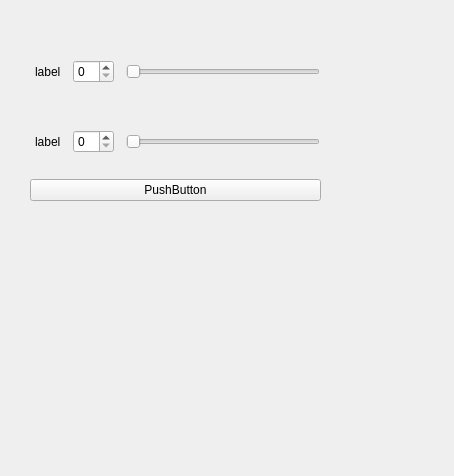
Qt form python/untitled.ui (pereguy/Bitlet_Gui) before a commit.
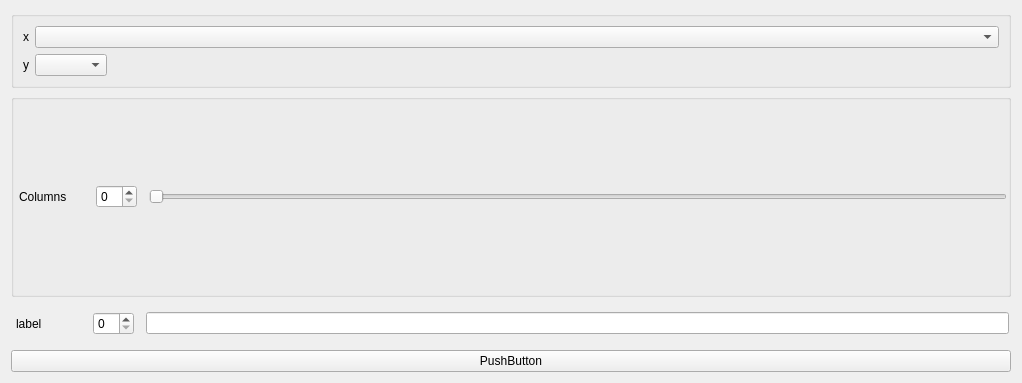
The same form after that commit. Custom widgets are drawn as their Qt base class.

Commit message: docked params

What changed in the file:
```diff
--- a/python/untitled.ui
+++ b/python/untitled.ui
@@ -6,78 +6,43 @@
    <rect>
     <x>0</x>
     <y>0</y>
-    <width>454</width>
-    <height>476</height>
+    <width>1022</width>
+    <height>383</height>
    </rect>
   </property>
+  <property name="sizePolicy">
+   <sizepolicy hsizetype="Preferred" vsizetype="Preferred">
+    <horstretch>0</horstretch>
+    <verstretch>0</verstretch>
+   </sizepolicy>
+  </property>
+  <property name="sizeIncrement">
+   <size>
+    <width>0</width>
+    <height>0</height>
+   </size>
+  </property>
   <property name="windowTitle">
    <string>Form</string>
   </property>
-  <widget class="QWidget" name="verticalLayoutWidget">
-   <property name="geometry">
-    <rect>
-     <x>30</x>
-     <y>40</y>
-     <width>291</width>
-     <height>161</height>
-    </rect>
-   </property>
-   <layout class="QVBoxLayout" name="verticalLayout_2">
-    <item>
-     <widget class="param" name="gridWidget_3" native="true">
-      <layout class="QGridLayout" name="gridLayout_5" columnstretch="0,0,0">
-       <property name="sizeConstraint">
-        <enum>QLayout::SetDefaultConstraint</enum>
-       </property>
-       <property name="leftMargin">
-        <number>5</number>
-       </property>
-       <property name="rightMargin">
-        <number>1</number>
-       </property>
-       <property name="horizontalSpacing">
-        <number>12</number>
-       </property>
-       <item row="0" column="1">
-        <widget class="QSpinBox" name="spinBox_5"/>
-       </item>
-       <item row="0" column="0">
-        <widget class="QLabel" name="label_5">
-         <property name="sizeIncrement">
-          <size>
-           <width>8</width>
-           <height>0</height>
-          </size>
-         </property>
-         <property name="text">
-          <string>label</string>
-         </property>
-        </widget>
-       </item>
-       <item row="0" column="2">
-        <widget class="QSlider" name="horizontalSlider_5">
-         <property name="minimum">
-          <number>1</number>
-         </property>
-         <property name="orientation">
-          <enum>Qt::Horizontal</enum>
-         </property>
-        </widget>
-       </item>
-      </layout>
-     </widget>
-    </item>
-    <item>
+  <layout class="QGridLayout" name="gridLayout">
+   <item row="2" column="0">
      <widget class="param" name="gridWidget_4" native="true">
+     <property name="sizePolicy">
+      <sizepolicy hsizetype="Preferred" vsizetype="Preferred">
+       <horstretch>0</horstretch>
+       <verstretch>0</verstretch>
+      </sizepolicy>
+     </property>
       <layout class="QGridLayout" name="gridLayout_6" columnstretch="0,0,0">
        <property name="sizeConstraint">
-        <enum>QLayout::SetDefaultConstraint</enum>
+       <enum>QLayout::SetMinAndMaxSize</enum>
        </property>
        <property name="leftMargin">
         <number>5</number>
        </property>
        <property name="rightMargin">
-        <number>1</number>
+       <number>2</number>
        </property>
        <property name="horizontalSpacing">
         <number>12</number>
@@ -85,15 +50,20 @@
        <item row="0" column="1">
         <widget class="QSpinBox" name="spinBox_6"/>
        </item>
-       <item row="0" column="2">
-        <widget class="QSlider" name="horizontalSlider_6">
-         <property name="orientation">
-          <enum>Qt::Horizontal</enum>
-         </property>
-        </widget>
-       </item>
        <item row="0" column="0">
         <widget class="QLabel" name="label_6">
+        <property name="sizePolicy">
+         <sizepolicy hsizetype="Preferred" vsizetype="Preferred">
+          <horstretch>0</horstretch>
+          <verstretch>0</verstretch>
+         </sizepolicy>
+        </property>
+        <property name="minimumSize">
+         <size>
+          <width>65</width>
+          <height>0</height>
+         </size>
+        </property>
          <property name="sizeIncrement">
           <size>
            <width>8</width>
@@ -105,18 +75,124 @@
          </property>
         </widget>
        </item>
+      <item row="0" column="2">
+       <widget class="QLineEdit" name="lineEdit"/>
+      </item>
       </layout>
      </widget>
     </item>
-    <item>
+   <item row="3" column="0">
      <widget class="QPushButton" name="pushButton">
       <property name="text">
        <string>PushButton</string>
       </property>
      </widget>
     </item>
-   </layout>
-  </widget>
+   <item row="0" column="0">
+    <widget class="QGroupBox" name="">
+     <layout class="QFormLayout" name="formLayout">
+      <property name="fieldGrowthPolicy">
+       <enum>QFormLayout::ExpandingFieldsGrow</enum>
+      </property>
+      <item row="0" column="0">
+       <widget class="QLabel" name="label">
+        <property name="sizePolicy">
+         <sizepolicy hsizetype="Preferred" vsizetype="Preferred">
+          <horstretch>0</horstretch>
+          <verstretch>0</verstretch>
+         </sizepolicy>
+        </property>
+        <property name="lineWidth">
+         <number>10</number>
+        </property>
+        <property name="midLineWidth">
+         <number>10</number>
+        </property>
+        <property name="text">
+         <string>x</string>
+        </property>
+       </widget>
+      </item>
+      <item row="0" column="1">
+       <widget class="QComboBox" name="comboBox">
+        <property name="sizePolicy">
+         <sizepolicy hsizetype="Expanding" vsizetype="Fixed">
+          <horstretch>0</horstretch>
+          <verstretch>0</verstretch>
+         </sizepolicy>
+        </property>
+       </widget>
+      </item>
+      <item row="1" column="0">
+       <widget class="QLabel" name="label_2">
+        <property name="text">
+         <string>y</string>
+        </property>
+       </widget>
+      </item>
+      <item row="1" column="1">
+       <widget class="QComboBox" name="comboBox_2"/>
+      </item>
+     </layout>
+    </widget>
+   </item>
+   <item row="1" column="0">
+    <widget class="QGroupBox" name="gridWidget_3">
+     <property name="sizePolicy">
+      <sizepolicy hsizetype="Expanding" vsizetype="Expanding">
+       <horstretch>0</horstretch>
+       <verstretch>0</verstretch>
+      </sizepolicy>
+     </property>
+     <layout class="QGridLayout" name="gridLayout_5" columnstretch="0,0,0">
+      <property name="sizeConstraint">
+       <enum>QLayout::SetDefaultConstraint</enum>
+      </property>
+      <property name="leftMargin">
+       <number>5</number>
+      </property>
+      <property name="rightMargin">
+       <number>1</number>
+      </property>
+      <property name="horizontalSpacing">
+       <number>12</number>
+      </property>
+      <item row="0" column="1">
+       <widget class="QSpinBox" name="spinBox_5"/>
+      </item>
+      <item row="0" column="0">
+       <widget class="QLabel" name="label_5">
+        <property name="minimumSize">
+         <size>
+          <width>65</width>
+          <height>0</height>
+         </size>
+        </property>
+        <property name="sizeIncrement">
+         <size>
+          <width>21</width>
+          <height>0</height>
+         </size>
+        </property>
+        <property name="text">
+         <string>Columns</string>
+        </property>
+       </widget>
+      </item>
+      <item row="0" column="2">
+       <widget class="QSlider" name="horizontalSlider_5">
+        <property name="minimum">
+         <number>1</number>
+        </property>
+        <property name="orientation">
+         <enum>Qt::Horizontal</enum>
+        </property>
+       </widget>
+      </item>
+     </layout>
+    </widget>
+   </item>
+  </layout>
  </widget>
  <customwidgets>
   <customwidget>
```
Left out of the diff: 8 changed lines with no effect on the pictures. Lines whose indentation alone changed are shown as unchanged. The commit also changes 4 other files.
